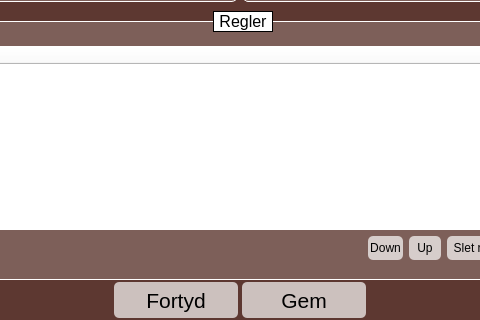
Old version of the form settingswindow.ui in the repository Cannabis2013/FileMover; both pictures show x 210 to 690 and y 180 to 500 of the 900 by 500 pixel window.
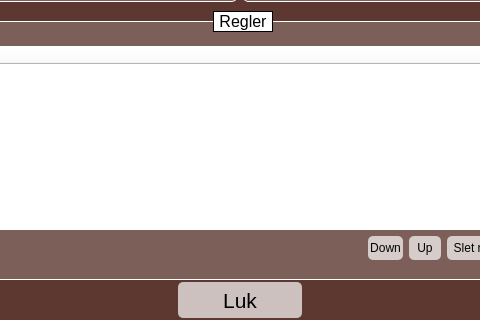
New version of the form.

Patch:
```diff
--- a/settingswindow.ui
+++ b/settingswindow.ui
@@ -720,43 +720,6 @@
           </property>
          </spacer>
         </item>
-        <item>
-         <widget class="QPushButton" name="cancelButton">
-          <property name="sizePolicy">
-           <sizepolicy hsizetype="Fixed" vsizetype="Fixed">
-            <horstretch>0</horstretch>
-            <verstretch>0</verstretch>
-           </sizepolicy>
-          </property>
-          <property name="minimumSize">
-           <size>
-            <width>128</width>
-            <height>40</height>
-           </size>
-          </property>
-          <property name="font">
-           <font>
-            <pointsize>16</pointsize>
-           </font>
-          </property>
-          <property name="styleSheet">
-           <string notr="true">QPushButton#cancelButton
-{
-	background-color: rgba(255, 255, 255, 175);
-	border:0px;
-	border-radius:5px;
-	margin:2px;
-}
-QPushButton#cancelButton:hover
-{
-	background-color:white;
-}</string>
-          </property>
-          <property name="text">
-           <string>Fortyd</string>
-          </property>
-         </widget>
-        </item>
         <item>
          <widget class="QPushButton" name="saveButton">
           <property name="enabled">
@@ -793,7 +756,7 @@
 }</string>
           </property>
           <property name="text">
-           <string>Gem</string>
+           <string>Luk</string>
           </property>
          </widget>
         </item>
```
